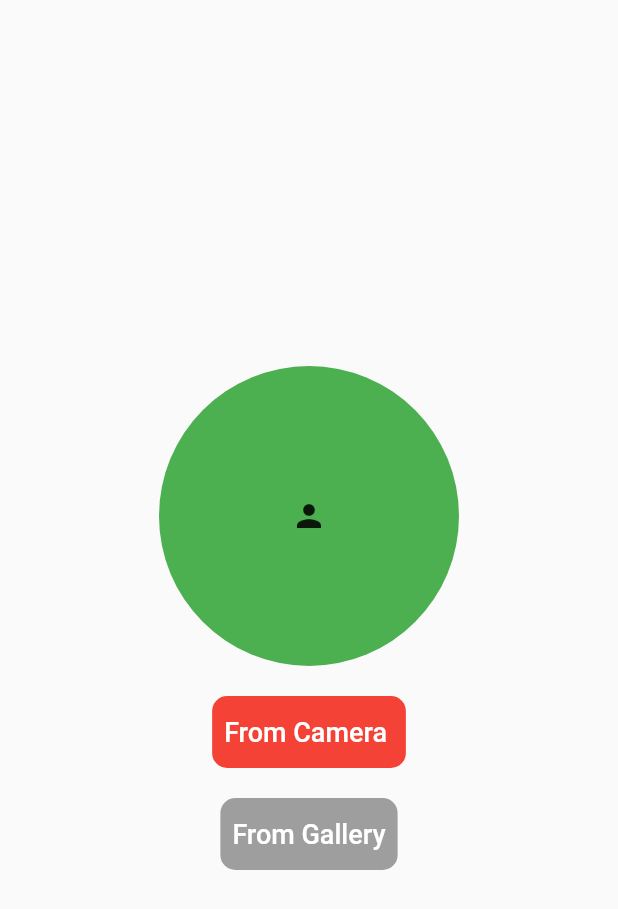
After one commit to riyatyagi99/fl_june2022, a Flutter app: the FBOperations screen opened directly, after a tap on "Image C/G", on a phone screen of 412 x 824 dp. The commit adds this screen. Shown: the top 909 px of the screen. Run offline on Flutter 3.47's test engine with Material 2 defaults, Android fonts, the phone set to English and light mode, and no system bars; our stand-ins replace cloud_firestore, equatable, firebase_core, firebase_messaging, firebase_storage, flutter_bloc and 3 more; accounts and stored records are empty; generated files the repository leaves out were written again.

Commit message:
fb_noti,storage,imagepicker,mobX

```diff
--- a/lib/firebase/firebase_operations.dart
+++ b/lib/firebase/firebase_operations.dart
@@ -1,6 +1,10 @@
+import 'package:firebase_messaging/firebase_messaging.dart';
 import 'package:flutter/material.dart';
 
 import 'cloud_firestore/cloud_fs_send_data.dart';
+import 'fb_messaging/notifications.dart';
+import 'fb_storage/pic_storage.dart';
+import 'imagepicker.dart';
 
 class FBOperations extends StatelessWidget {
   const FBOperations({Key? key}) : super(key: key);
@@ -18,7 +22,32 @@ class FBOperations extends StatelessWidget {
                       context,
                       MaterialPageRoute(builder:(context)=>SendData()));
                 },
-                child:const Text("SendData")),
+                child:const Text("FBCloudFirestore")),
+            ElevatedButton(
+                onPressed: (){
+                  Navigator.push(
+                      context,
+                      MaterialPageRoute(builder:(context)=>ProfileStorage()));
+                },
+                child:const Text("FBStorage")),
+            ElevatedButton(
+                onPressed: () async{
+                  String? token = await FirebaseMessaging.instance.getToken();
+                  print(token);
+                  Navigator.push(
+                      context,
+                      MaterialPageRoute(builder:(context)=>NotificationsFB()));
+                },
+                child:const Text("FBMessaging")),
+            ElevatedButton(
+                onPressed: () async{
+                  String? token = await FirebaseMessaging.instance.getToken();
+                  print(token);
+                  Navigator.push(
+                      context,
+                      MaterialPageRoute(builder:(context)=>ImageOpn()));
+                },
+                child:const Text("Image C/G")),
           ],
         ),
       ),
--- /dev/null
+++ b/lib/firebase/imagepicker.dart
@@ -0,0 +1,108 @@
+import 'dart:io';
+
+import 'package:flutter/material.dart';
+import 'package:image_picker/image_picker.dart';
+
+class ImageOpn extends StatefulWidget {
+  const ImageOpn({Key? key}) : super(key: key);
+
+  @override
+  State<ImageOpn> createState() => _ImageOpnState();
+}
+
+class _ImageOpnState extends State<ImageOpn> {
+
+
+  @override
+  Widget build(BuildContext context) {
+    return Scaffold(
+      body: Padding(
+        padding: const EdgeInsets.all(12.0),
+        child: Center(
+          child: Column(
+            mainAxisAlignment: MainAxisAlignment.center,
+            children: [
+              if(imageFile != null)
+                ClipOval(
+                  child: Container(
+                    width: 200,
+                    height: 200,
+                    alignment: Alignment.center,
+                    decoration: BoxDecoration(
+                      color: Colors.amberAccent,
+                    /*  gradient: const LinearGradient(
+                        colors: <Color>[
+                          Color(0xFF0D47A1),
+                          Color(0xFF1976D2),
+                          Color(0xFF42A5F5),
+                        ],
+                      ),*/
+                      image: DecorationImage(
+                          image: FileImage(imageFile!),
+                          fit: BoxFit.cover
+                      ),
+                      borderRadius: BorderRadius.circular(12.0),
+                    ),
+                  ),
+                )
+              else
+                ClipOval(
+                  child: Container(
+                    width: 200,
+                    height:200,
+                    alignment: Alignment.center,
+                    decoration: BoxDecoration(
+                      color: Colors.green,
+                      borderRadius: BorderRadius.circular(55.0),
+                    ),
+                    child:Icon(Icons.person)
+                  ),
+                ),
+              const SizedBox(
+                height: 20,
+              ),
+              Container(
+                decoration:  BoxDecoration(
+                  borderRadius: BorderRadius.circular(10.0),
+                  color: Colors.red,
+
+                ),
+                child: TextButton(
+                    onPressed: ()=> getImage(source: ImageSource.camera),
+                    child: const Text('From Camera ',
+                        style: TextStyle(fontSize: 18,color: Colors.white))
+                ),
+              ),
+              const SizedBox(height: 20,),
+              Container(
+                decoration:  BoxDecoration(
+                  borderRadius: BorderRadius.circular(10.0),
+                  color: Colors.grey,
+                ),
+                child: TextButton(
+                    onPressed: ()=> getImage(source: ImageSource.gallery),
+                    child: const Text('From Gallery',
+                        style: TextStyle(fontSize: 18,color: Colors.white))
+                ),
+              ),
+            ],
+          ),
+        ),
+      ),
+    );
+  }
+
+  File? imageFile;
+  void getImage({required ImageSource source}) async {
+    final file = await ImagePicker().pickImage(
+      source: source,
+    );
+
+    if(file?.path != null){
+      setState(() {
+        imageFile = File(file!.path);
+      });
+    }
+  }
+
+}
```
Also changed, not shown: lib/firebase/cloud_firestore/cloud_fs_send_data.dart (+6 -4 lines), lib/firebase/fb_messaging/notifications.dart (added, +56 -0 lines), lib/firebase/fb_storage/pic_storage.dart (added, +83 -0 lines), lib/main.dart (+8 -0 lines), lib/mobx/counter.dart (added, +49 -0 lines), lib/mobx/mobx_store.dart (added, +16 -0 lines), pubspec.yaml (+8 -0 lines), lib/mobx/mobx_store.g.dart (added), pubspec.lock, 3 other files.
